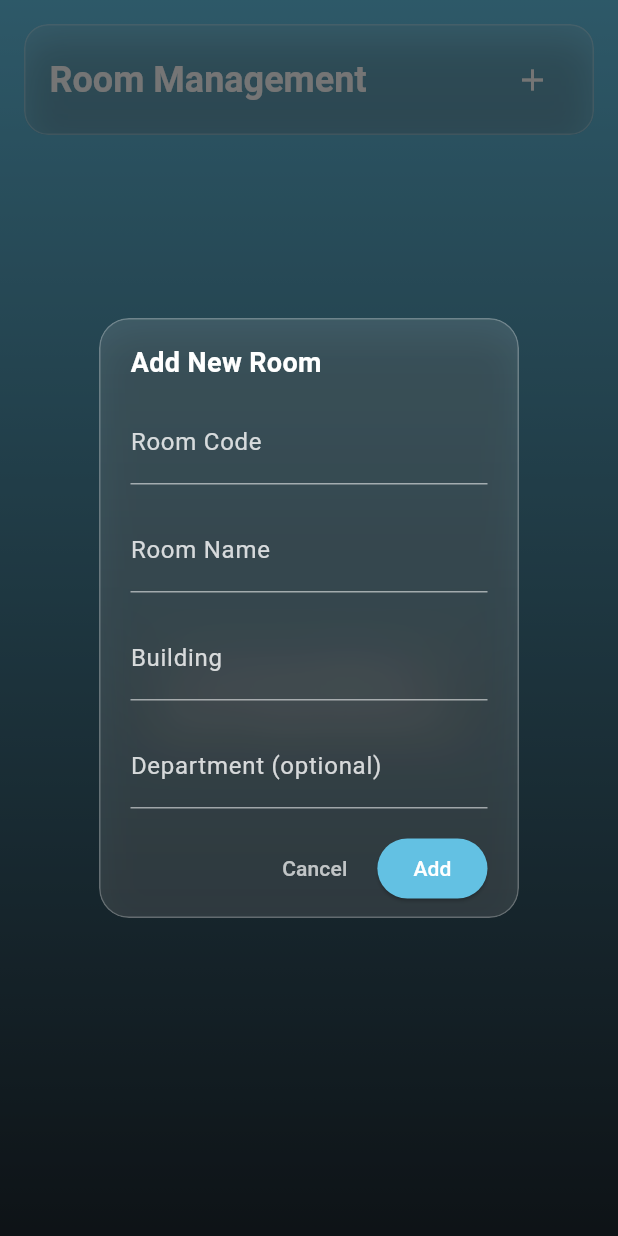
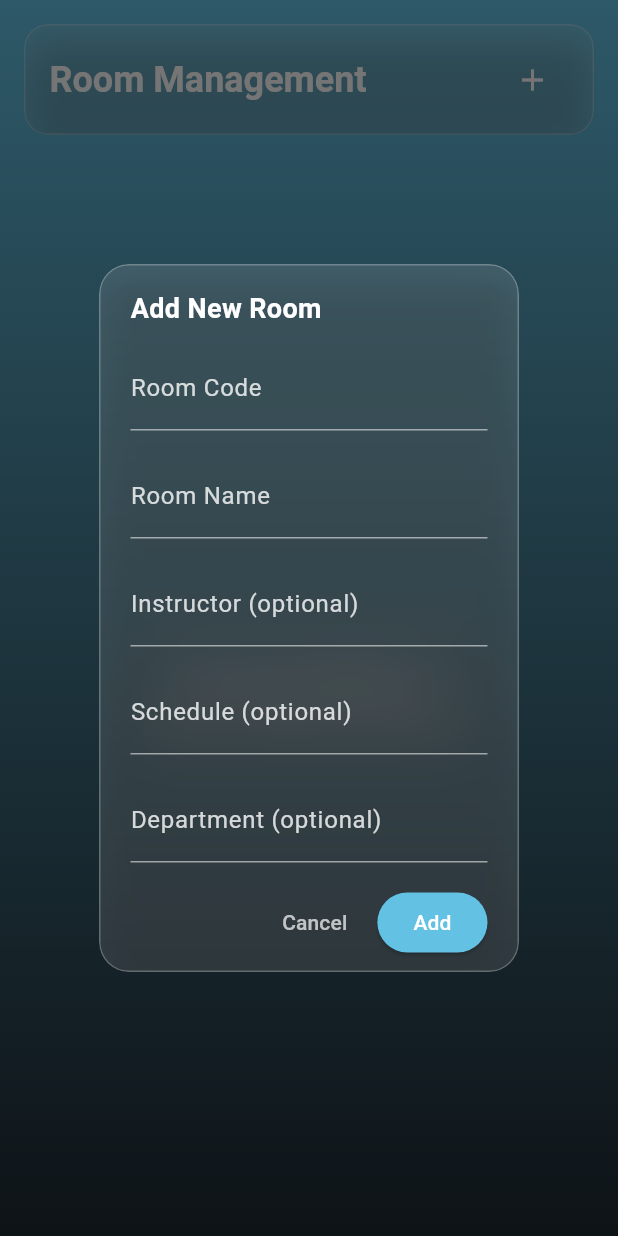
Before and after one commit to gonzalochuan/Gabay-Hassle-Free-Campus-Navigation-AR-Flutter-Project, a Flutter app: the RoomManagementScreen screen opened directly, after a tap on the "add" icon, on a phone screen of 412 x 824 dp. Run offline on Flutter 3.47's test engine with Material 3 defaults, Android fonts, the light colour scheme and no system bars; our stand-ins replace flutter_svg, image_gallery_saver, permission_handler, qr_flutter; missing offline and left inert: mobile_scanner.

Commit message:
Project commit #1

```diff
--- a/lib/models/room.dart
+++ b/lib/models/room.dart
@@ -12,7 +12,7 @@ class Room {
   final String qrCode; // value encoded in the QR
   final String code; // e.g., CL2
   final String name; // e.g., Computer Lab 2
-  final String building;
+  final String? building;
   final int? capacity;
   final String? deptTag;
   final String? qrImagePath; // Path to saved QR code image
@@ -66,15 +66,14 @@ class Room {
     required this.qrCode,
     required this.code,
     required this.name,
-    required this.building,
+    this.building,
     this.capacity,
     this.deptTag,
     this.qrImagePath,
   }) : assert(id != null),
        assert(qrCode != null),
        assert(code != null),
-       assert(name != null),
-       assert(building != null);
+       assert(name != null);
 
   Room copyWith({
     String? id,
--- a/lib/screens/admin/room_management_screen_new.dart
+++ b/lib/screens/admin/room_management_screen_new.dart
@@ -8,6 +8,8 @@ import 'package:qr_flutter/qr_flutter.dart';
 import 'package:uuid/uuid.dart';
 import '../../models/room.dart';
 import '../../services/room_service.dart';
+import '../../models/schedule.dart';
+import '../../services/schedule_service.dart';
 import '../../widgets/glass_container.dart';
 
 class RoomManagementScreen extends StatefulWidget {
@@ -21,8 +23,9 @@ class _RoomManagementScreenState extends State<RoomManagementScreen> {
   final _formKey = GlobalKey<FormState>();
   final _codeController = TextEditingController();
   final _nameController = TextEditingController();
-  final _buildingController = TextEditingController();
   final _deptController = TextEditingController();
+  final _instructorController = TextEditingController();
+  final _scheduleController = TextEditingController();
 
   Room? _editingRoom;
   bool _isGeneratingQR = false;
@@ -31,8 +34,9 @@ class _RoomManagementScreenState extends State<RoomManagementScreen> {
   void dispose() {
     _codeController.dispose();
     _nameController.dispose();
-    _buildingController.dispose();
     _deptController.dispose();
+    _instructorController.dispose();
+    _scheduleController.dispose();
     super.dispose();
   }
 
@@ -87,7 +91,6 @@ class _RoomManagementScreenState extends State<RoomManagementScreen> {
       _editingRoom = room;
       _codeController.text = room.code;
       _nameController.text = room.name;
-      _buildingController.text = room.building;
       _deptController.text = room.deptTag ?? '';
     });
     _showEditDialog();
@@ -167,11 +170,13 @@ class _RoomManagementScreenState extends State<RoomManagementScreen> {
                       ),
                       const SizedBox(height: 16),
                       TextFormField(
-                        controller: _buildingController,
+                        controller: _instructorController,
                         style: const TextStyle(color: Colors.white),
                         cursorColor: Colors.white,
                         decoration: InputDecoration(
-                          labelText: 'Building',
+                          labelText: 'Instructor (optional)',
+                          hintText: 'e.g., Ms. Kate Estacio',
+                          hintStyle: TextStyle(color: Colors.white.withOpacity(0.6)),
                           labelStyle: TextStyle(color: Colors.white.withOpacity(0.8)),
                           enabledBorder: const UnderlineInputBorder(
                             borderSide: BorderSide(color: Colors.white54),
@@ -180,12 +185,24 @@ class _RoomManagementScreenState extends State<RoomManagementScreen> {
                             borderSide: BorderSide(color: Color(0xFF63C1E3)),
                           ),
                         ),
-                        validator: (value) {
-                          if (value == null || value.isEmpty) {
-                            return 'Please enter a building name';
-                          }
-                          return null;
-                        },
+                      ),
+                      const SizedBox(height: 16),
+                      TextFormField(
+                        controller: _scheduleController,
+                        style: const TextStyle(color: Colors.white),
+                        cursorColor: Colors.white,
+                        decoration: InputDecoration(
+                          labelText: 'Schedule (optional)',
+                          hintText: 'e.g., 7:00am - 9:00am',
+                          hintStyle: TextStyle(color: Colors.white.withOpacity(0.6)),
+                          labelStyle: TextStyle(color: Colors.white.withOpacity(0.8)),
+                          enabledBorder: const UnderlineInputBorder(
+                            borderSide: BorderSide(color: Colors.white54),
+                          ),
+                          focusedBorder: const UnderlineInputBorder(
+                            borderSide: BorderSide(color: Color(0xFF63C1E3)),
+                          ),
+                        ),
                       ),
                       const SizedBox(height: 16),
                       TextFormField(
@@ -223,7 +240,6 @@ class _RoomManagementScreenState extends State<RoomManagementScreen> {
                             qrCode: 'ROOM_${_codeController.text.toUpperCase()}_${const Uuid().v4().substring(0, 6)}',
                             code: _codeController.text.toUpperCase(),
                             name: _nameController.text,
-                            building: _buildingController.text,
                             deptTag: _deptController.text.isEmpty ? null : _deptController.text,
                           );
 
@@ -233,8 +249,33 @@ class _RoomManagementScreenState extends State<RoomManagementScreen> {
                             await RoomService.instance.create(room);
                           }
 
+                          // If instructor and schedule provided, create a ScheduleEntry for today
+                          final instructor = _instructorController.text.trim();
+                          final sched = _scheduleController.text.trim();
+                          if (instructor.isNotEmpty && sched.isNotEmpty) {
+                            final range = _parseTimeRangeForToday(sched);
+                            if (range != null) {
+                              await ScheduleService.instance.addEntry(
+                                ScheduleEntry(
+                                  id: const Uuid().v4(),
+                                  roomId: room.code,
+                                  start: range.$1,
+                                  end: range.$2,
+                                  title: 'Scheduled Session',
+                                  instructor: instructor,
+                                ),
+                              );
+                            }
+                          }
+
                           if (mounted) {
                             Navigator.pop(ctx);
+                            ScaffoldMessenger.of(context).showSnackBar(
+                              SnackBar(
+                                content: Text(isEditing ? 'Room updated successfully' : 'Room added successfully'),
+                                backgroundColor: Colors.green,
+                              ),
+                            );
                             _clearForm();
                           }
                         }
@@ -260,8 +301,40 @@ class _RoomManagementScreenState extends State<RoomManagementScreen> {
     _editingRoom = null;
     _codeController.clear();
     _nameController.clear();
-    _buildingController.clear();
     _deptController.clear();
+    _instructorController.clear();
+    _scheduleController.clear();
+  }
+
+  /// Parses a time range string like "7:00am - 9:00am" into today's DateTime start/end.
+  /// Returns null if parsing fails.
+  (DateTime, DateTime)? _parseTimeRangeForToday(String input) {
+    final regex = RegExp(r'^\s*(\d{1,2})(?::(\d{2}))?\s*(am|pm)?\s*-\s*(\d{1,2})(?::(\d{2}))?\s*(am|pm)?\s*$', caseSensitive: false);
+    final m = regex.firstMatch(input);
+    if (m == null) return null;
+    int h1 = int.parse(m.group(1)!);
+    int m1 = int.parse(m.group(2) ?? '0');
+    String? p1 = m.group(3)?.toLowerCase();
+    int h2 = int.parse(m.group(4)!);
+    int m2 = int.parse(m.group(5) ?? '0');
+    String? p2 = m.group(6)?.toLowerCase();
+
+    int to24(int h, String? p) {
+      h = h % 12;
+      if (p == 'pm') h += 12;
+      return h;
+    }
+
+    // If either period missing, assume same as the one provided
+    if (p1 == null && p2 != null) p1 = p2;
+    if (p2 == null && p1 != null) p2 = p1;
+    if (p1 == null || p2 == null) return null;
+
+    final now = DateTime.now();
+    final day = DateTime(now.year, now.month, now.day);
+    final start = DateTime(day.year, day.month, day.day, to24(h1, p1), m1);
+    final end = DateTime(day.year, day.month, day.day, to24(h2, p2), m2);
+    return (start, end);
   }
 
   Future<void> _saveQRCode(Room room) async {
@@ -354,7 +427,6 @@ class _RoomManagementScreenState extends State<RoomManagementScreen> {
                             _editingRoom = null;
                             _codeController.clear();
                             _nameController.clear();
-                            _buildingController.clear();
                             _deptController.clear();
                             _showEditDialog();
                           },
@@ -448,7 +520,7 @@ class _RoomManagementScreenState extends State<RoomManagementScreen> {
                     ),
                     const SizedBox(height: 4),
                     Text(
-                      '${room.building}${room.deptTag != null ? ' • ${room.deptTag}' : ''}',
+                      room.deptTag != null ? '${room.deptTag}' : '',
                       maxLines: 1,
                       overflow: TextOverflow.ellipsis,
                       style: theme.textTheme.bodyMedium?.copyWith(
```
